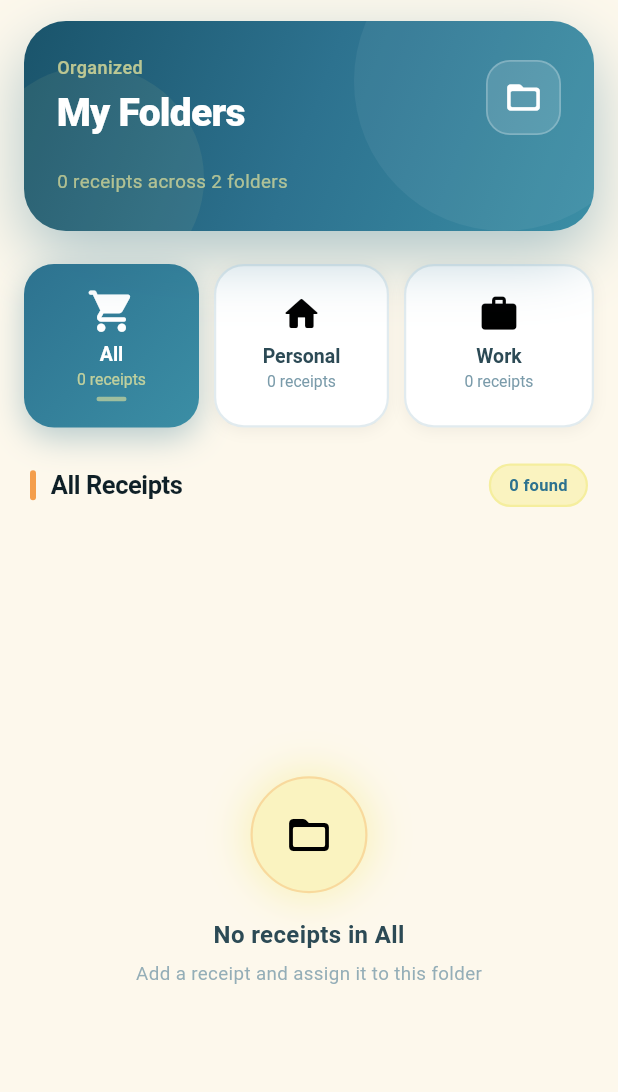
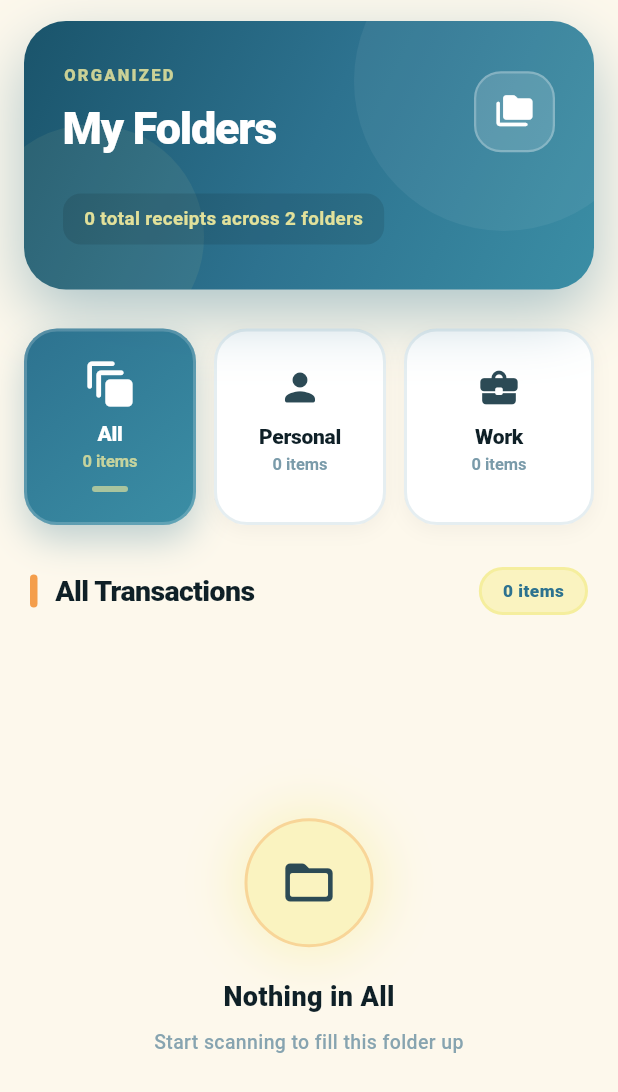
Before and after one commit to cassandraarcilla/ResiboScan, a Flutter app: the FoldersScreen screen opened directly with empty values, on a phone screen of 412 x 824 dp. Shown: the top 1092 px of the screen. Run offline on Flutter 3.47's test engine with Material 3 defaults, Android fonts, the phone set to English and light mode, and no system bars; our stand-ins replace camera, connectivity_plus, flutter_svg, image_picker, sqflite; missing offline and left inert: dart:html, photo_manager, photo_manager_image_provider; accounts and stored records are empty; network calls fail; Roboto replaces fonts that are missing (Georgia); statements that could not run were skipped.

Commit message:
Refactor UI elements in folders_screen.dart
Updated padding, font sizes, and colors for better UI consistency. Changed icons and adjusted layout for improved visual hierarchy.

```diff
--- a/lib/screens/folders_screen.dart
+++ b/lib/screens/folders_screen.dart
@@ -128,7 +128,7 @@ class _FoldersScreenState extends State<FoldersScreen>
                           ),
                         ),
                         Padding(
-                          padding: const EdgeInsets.fromLTRB(22, 22, 22, 24),
+                          padding: const EdgeInsets.fromLTRB(26, 28, 26, 30),
                           child: Column(
                             crossAxisAlignment: CrossAxisAlignment.start,
                             children: [
@@ -141,41 +141,40 @@ class _FoldersScreenState extends State<FoldersScreen>
                                         CrossAxisAlignment.start,
                                     children: [
                                       Text(
-                                        'Organized',
+                                        'Organized'.toUpperCase(),
                                         style: TextStyle(
-                                          color: _vanilla.withOpacity(0.72),
-                                          fontSize: 12,
-                                          fontWeight: FontWeight.w500,
-                                          letterSpacing: 0.3,
+                                          color: _vanilla.withOpacity(0.8),
+                                          fontSize: 11,
+                                          fontWeight: FontWeight.w800,
+                                          letterSpacing: 1.5,
                                         ),
                                       ),
-                                      const SizedBox(height: 4),
+                                      const SizedBox(height: 6),
                                       const Text(
                                         'My Folders',
                                         style: TextStyle(
                                           fontFamily: 'Georgia',
                                           color: _white,
-                                          fontSize: 26,
+                                          fontSize: 30,
                                           fontWeight: FontWeight.w900,
-                                          letterSpacing: -0.5,
+                                          letterSpacing: -0.8,
                                         ),
                                       ),
                                     ],
                                   ),
                                   Container(
-                                    width: 50, height: 50,
+                                    width: 54, height: 54,
                                     decoration: BoxDecoration(
-                                      color: Colors.white.withOpacity(0.13),
-                                      borderRadius:
-                                          BorderRadius.circular(16),
+                                      color: Colors.white.withOpacity(0.15),
+                                      borderRadius: BorderRadius.circular(18),
                                       border: Border.all(
-                                        color: Colors.white.withOpacity(0.24),
-                                        width: 1.2,
+                                        color: Colors.white.withOpacity(0.25),
+                                        width: 1.5,
                                       ),
                                     ),
                                     child: const Center(
                                       child: Icon(
-                                        Icons.folder_open_rounded,
+                                        Icons.folder_copy_rounded,
                                         color: Colors.white,
                                         size: 26,
                                       ),
@@ -183,13 +182,20 @@ class _FoldersScreenState extends State<FoldersScreen>
                                   ),
                                 ],
                               ),
-                              const SizedBox(height: 18),
-                              Text(
-                                '${widget.receipts.length} receipts across'
-                                ' ${folders.length - 1} folders',
+                              const SizedBox(height: 22),
+                              Container(
+                                padding: const EdgeInsets.symmetric(horizontal: 14, vertical: 8),
+                                decoration: BoxDecoration(
+                                  color: Colors.black.withOpacity(0.1),
+                                  borderRadius: BorderRadius.circular(12),
+                                ),
+                                child: Text(
+                                  '${widget.receipts.length} total receipts across ${folders.length - 1} folders',
                                   style: TextStyle(
-                                  color: _vanilla.withOpacity(0.65),
+                                    color: _vanilla.withOpacity(0.9),
                                     fontSize: 12.5,
+                                    fontWeight: FontWeight.w600,
+                                  ),
                                 ),
                               ),
                             ],
@@ -207,7 +213,7 @@ class _FoldersScreenState extends State<FoldersScreen>
             // the tallest one (the active card), eliminating the gap.
             SliverToBoxAdapter(
               child: Padding(
-                padding: const EdgeInsets.fromLTRB(16, 22, 16, 0),
+                padding: const EdgeInsets.fromLTRB(16, 26, 16, 0),
                 child: IntrinsicHeight(
                   child: Row(
                     crossAxisAlignment: CrossAxisAlignment.stretch,
@@ -216,12 +222,12 @@ class _FoldersScreenState extends State<FoldersScreen>
                       final isActive = _active == f;
                       return Expanded(
                         child: Padding(
-                          padding: EdgeInsets.only(right: isLast ? 0 : 10),
+                          padding: EdgeInsets.only(right: isLast ? 0 : 12),
                           child: _FolderTab(
                             label   : f,
-                            icon    : f == 'All'      ? Icons.shopping_cart_rounded
-                                    : f == 'Personal' ? Icons.home_rounded
-                                                      : Icons.work_rounded,
+                            icon    : f == 'All'      ? Icons.auto_awesome_motion_rounded
+                                    : f == 'Personal' ? Icons.person_rounded
+                                                      : Icons.business_center_rounded,
                             count   : _count(f),
                             total   : _total(f),
                             isActive: isActive,
@@ -238,47 +244,47 @@ class _FoldersScreenState extends State<FoldersScreen>
             // ── SECTION LABEL ─────────────────────────────────────────
             SliverToBoxAdapter(
               child: Padding(
-                padding: const EdgeInsets.fromLTRB(20, 24, 20, 14),
+                padding: const EdgeInsets.fromLTRB(20, 28, 20, 16),
                 child: Row(
                   mainAxisAlignment: MainAxisAlignment.spaceBetween,
                   children: [
                     Row(children: [
                       Container(
-                        width: 4, height: 20,
-                        margin: const EdgeInsets.only(right: 10),
+                        width: 5, height: 22,
+                        margin: const EdgeInsets.only(right: 12),
                         decoration: BoxDecoration(
                           color: _sandy,
-                          borderRadius: BorderRadius.circular(2),
+                          borderRadius: BorderRadius.circular(3),
                         ),
                       ),
                       Text(
                         _active == 'All'
-                            ? 'All Receipts'
-                            : '$_active Folder',
+                            ? 'All Transactions'
+                            : '$_active Collection',
                         style: const TextStyle(
                           fontFamily: 'Georgia',
-                          fontSize: 17,
-                          fontWeight: FontWeight.w700,
+                          fontSize: 19,
+                          fontWeight: FontWeight.w900,
                           color: _ink,
-                          letterSpacing: -0.3,
+                          letterSpacing: -0.4,
                         ),
                       ),
                     ]),
                     Container(
                       padding: const EdgeInsets.symmetric(
-                        horizontal: 12, vertical: 5),
+                        horizontal: 14, vertical: 6),
                       decoration: BoxDecoration(
                         color: _vanillaSoft,
                         borderRadius: BorderRadius.circular(20),
-                        border: Border.all(color: _vanilla, width: 1.5),
+                        border: Border.all(color: _vanilla, width: 2),
                       ),
                       child: Text(
-                        '${_filtered.length} found',
+                        '${_filtered.length} items',
                         style: const TextStyle(
-                          fontSize: 11,
-                          fontWeight: FontWeight.w700,
+                          fontSize: 11.5,
+                          fontWeight: FontWeight.w800,
                           color: _cerulean,
-                          letterSpacing: 0.2,
+                          letterSpacing: 0.3,
                         ),
                       ),
                     ),
@@ -294,26 +300,29 @@ class _FoldersScreenState extends State<FoldersScreen>
                     child: _EmptyFolder(folder: _active),
                   )
                 : SliverPadding(
-                    padding: const EdgeInsets.fromLTRB(16, 0, 16, 110),
+                    padding: const EdgeInsets.fromLTRB(16, 0, 16, 120),
                     sliver: SliverList(
                       delegate: SliverChildBuilderDelegate(
                         (ctx, i) => TweenAnimationBuilder<double>(
                           tween: Tween(begin: 0.0, end: 1.0),
                           duration: Duration(
-                            milliseconds: 350 + i * 50),
-                          curve: Curves.easeOutCubic,
+                            milliseconds: 400 + i * 60),
+                          curve: Curves.easeOutQuart,
                           builder: (_, v, c) => Opacity(
                             opacity: v,
                             child: Transform.translate(
-                              offset: Offset(0, 14 * (1 - v)),
+                              offset: Offset(0, 20 * (1 - v)),
                               child: c,
                             ),
                           ),
+                          child: Padding(
+                            padding: const EdgeInsets.only(bottom: 12),
                             child: ReceiptCard(
                               receipt:  _filtered[i],
                               onTap:    () => widget.onView(_filtered[i]),
                               onDelete: () =>
                                   widget.onDelete(_filtered[i].id),
+                            ),
                           ),
                         ),
                         childCount: _filtered.length,
@@ -335,7 +344,7 @@ class _FoldersScreenState extends State<FoldersScreen>
 // so all three cards are always the same height.
 // ─────────────────────────────────────────────────────────────────────────────
 class _FolderTab extends StatefulWidget {
-  final String       label;
+  final String      label;
   final IconData     icon;
   final int          count;
   final double       total;
@@ -392,13 +401,10 @@ class _FolderTabState extends State<_FolderTab>
       onTapCancel: _cancel,
       child: ScaleTransition(
         scale: _scaleAnim,
-        // SizedBox.expand fills the IntrinsicHeight-constrained space
-        // so all cards are identical in height regardless of content.
         child: SizedBox.expand(
           child: AnimatedContainer(
-            duration: const Duration(milliseconds: 220),
-            curve: Curves.easeOut,
-            // padding: vertical is handled by Column's mainAxisAlignment
+            duration: const Duration(milliseconds: 280),
+            curve: Curves.fastOutSlowIn,
             decoration: BoxDecoration(
               gradient: active
                   ? const LinearGradient(
@@ -408,80 +414,82 @@ class _FolderTabState extends State<_FolderTab>
                     )
                   : null,
               color: active ? null : _white,
-              borderRadius: BorderRadius.circular(20),
+              borderRadius: BorderRadius.circular(22),
               border: Border.all(
                 color: active
-                    ? Colors.transparent
-                    : _cerulean.withOpacity(0.14),
-                width: 1.5,
+                    ? Colors.white.withOpacity(0.2)
+                    : _cerulean.withOpacity(0.12),
+                width: 2,
               ),
               boxShadow: active
                   ? [
                       BoxShadow(
-                        color: _cerulean.withOpacity(0.34),
-                        blurRadius: 18,
-                        offset: const Offset(0, 7),
+                        color: _cerulean.withOpacity(0.3),
+                        blurRadius: 20,
+                        offset: const Offset(0, 10),
                       ),
                     ]
                   : [
                       BoxShadow(
-                        color: Colors.black.withOpacity(0.05),
-                        blurRadius: 8,
-                        offset: const Offset(0, 2),
+                        color: Colors.black.withOpacity(0.04),
+                        blurRadius: 10,
+                        offset: const Offset(0, 4),
                       ),
                     ],
             ),
             child: Padding(
               padding: const EdgeInsets.symmetric(
-                horizontal: 4, vertical: 16),
+                horizontal: 8, vertical: 20),
               child: Column(
                 mainAxisAlignment: MainAxisAlignment.center,
-                mainAxisSize: MainAxisSize.max, // fill expanded height
+                mainAxisSize: MainAxisSize.max,
                 children: [
 
                   // Icon — scales up when active, color flips with bg
                   AnimatedScale(
-                    scale: active ? 1.18 : 1.0,
-                    duration: const Duration(milliseconds: 220),
-                    curve: Curves.easeOut,
+                    scale: active ? 1.2 : 1.0,
+                    duration: const Duration(milliseconds: 280),
+                    curve: Curves.backOut,
                     child: AnimatedSwitcher(
                       duration: const Duration(milliseconds: 200),
                       child: Icon(
                         widget.icon,
                         key: ValueKey(active),
-                        color: active ? Colors.white : Colors.black,
-                        size: 28,
+                        color: active ? Colors.white : _inkMid,
+                        size: 30,
                       ),
                     ),
                   ),
-                  const SizedBox(height: 7),
+                  const SizedBox(height: 10),
 
                   // Label
                   AnimatedDefaultTextStyle(
                     duration: const Duration(milliseconds: 200),
                     style: TextStyle(
-                      fontWeight: FontWeight.w700,
-                      fontSize: 13,
-                      color: active ? _white : _inkMid,
+                      fontWeight: FontWeight.w900,
+                      fontSize: 14,
+                      color: active ? _white : _ink,
+                      letterSpacing: -0.2,
                     ),
                     child: Text(
                       widget.label,
                       textAlign: TextAlign.center,
                     ),
                   ),
-                  const SizedBox(height: 3),
+                  const SizedBox(height: 4),
 
                   // Receipt count
                   AnimatedDefaultTextStyle(
                     duration: const Duration(milliseconds: 200),
                     style: TextStyle(
-                      fontSize: 10.5,
+                      fontSize: 11,
+                      fontWeight: FontWeight.w600,
                       color: active
-                          ? _vanilla.withOpacity(0.72)
+                          ? _vanilla.withOpacity(0.75)
                           : _inkLight,
                     ),
                     child: Text(
-                      '${widget.count} receipt'
+                      '${widget.count} item'
                       '${widget.count != 1 ? "s" : ""}',
                       textAlign: TextAlign.center,
                     ),
@@ -489,12 +497,12 @@ class _FolderTabState extends State<_FolderTab>
 
                   // Total spend
                   if (widget.count > 0) ...[
-                    const SizedBox(height: 2),
+                    const SizedBox(height: 4),
                     AnimatedDefaultTextStyle(
                       duration: const Duration(milliseconds: 200),
                       style: TextStyle(
-                        fontSize: 11,
-                        fontWeight: FontWeight.w700,
+                        fontSize: 12,
+                        fontWeight: FontWeight.w900,
                         color: active ? _vanilla : _sandy,
                       ),
                       child: Text(
@@ -505,15 +513,15 @@ class _FolderTabState extends State<_FolderTab>
                   ],
 
                   // Active indicator pill
-                  const SizedBox(height: 6),
+                  const SizedBox(height: 10),
                   AnimatedContainer(
-                    duration: const Duration(milliseconds: 220),
-                    curve: Curves.easeOut,
-                    width : active ? 20 : 0,
-                    height: active ? 3  : 0,
+                    duration: const Duration(milliseconds: 250),
+                    curve: Curves.easeOutBack,
+                    width : active ? 24 : 0,
+                    height: active ? 4  : 0,
                     decoration: BoxDecoration(
-                      color: _vanilla.withOpacity(0.55),
-                      borderRadius: BorderRadius.circular(4),
+                      color: _vanilla.withOpacity(0.6),
+                      borderRadius: BorderRadius.circular(10),
                     ),
                   ),
                 ],
@@ -540,43 +548,45 @@ class _EmptyFolder extends StatelessWidget {
         mainAxisAlignment: MainAxisAlignment.center,
         children: [
           Container(
-            width: 78, height: 78,
+            width: 86, height: 86,
             decoration: BoxDecoration(
               color: _vanillaSoft,
               shape: BoxShape.circle,
               border: Border.all(
-                color: _sandy.withOpacity(0.30), width: 1.5),
+                color: _sandy.withOpacity(0.35), width: 2),
               boxShadow: [
                 BoxShadow(
-                  color: _vanilla.withOpacity(0.6),
-                  blurRadius: 22,
-                  spreadRadius: 4,
+                  color: _vanilla.withOpacity(0.5),
+                  blurRadius: 30,
+                  spreadRadius: 6,
                 ),
               ],
             ),
             child: const Center(
               child: Icon(
                 Icons.folder_open_rounded,
-                color: Colors.black,
-                size: 32,
+                color: _inkMid,
+                size: 38,
               ),
             ),
           ),
-          const SizedBox(height: 16),
+          const SizedBox(height: 20),
           Text(
-            'No receipts in $folder',
+            'Nothing in $folder',
             style: const TextStyle(
               fontFamily: 'Georgia',
-              fontSize: 16,
-              fontWeight: FontWeight.w700,
-              color: _inkMid,
+              fontSize: 18,
+              fontWeight: FontWeight.w900,
+              color: _ink,
             )),
-          const SizedBox(height: 6),
+          const SizedBox(height: 8),
           Text(
-            'Add a receipt and assign it to this folder',
+            'Start scanning to fill this folder up',
+            textAlign: TextAlign.center,
             style: TextStyle(
-              fontSize: 12.5,
-              color: _inkLight.withOpacity(0.8),
+              fontSize: 13,
+              fontWeight: FontWeight.w500,
+              color: _inkLight.withOpacity(0.9),
             ),
           ),
         ],
```
Lines whose indentation alone changed are shown as unchanged.
